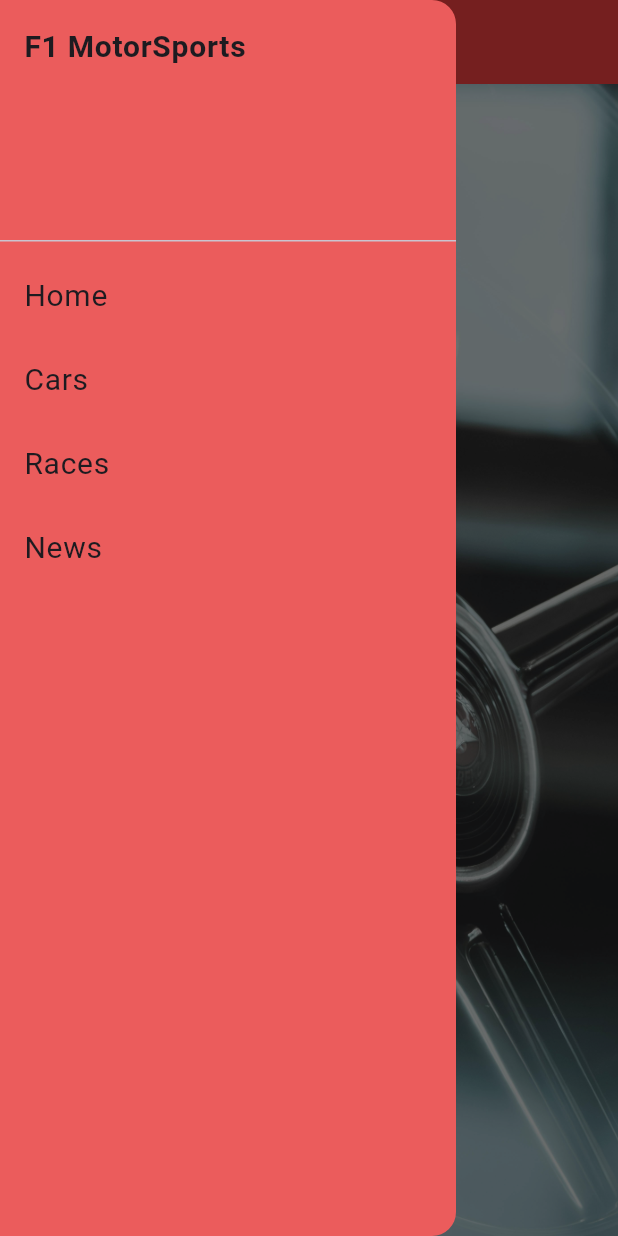
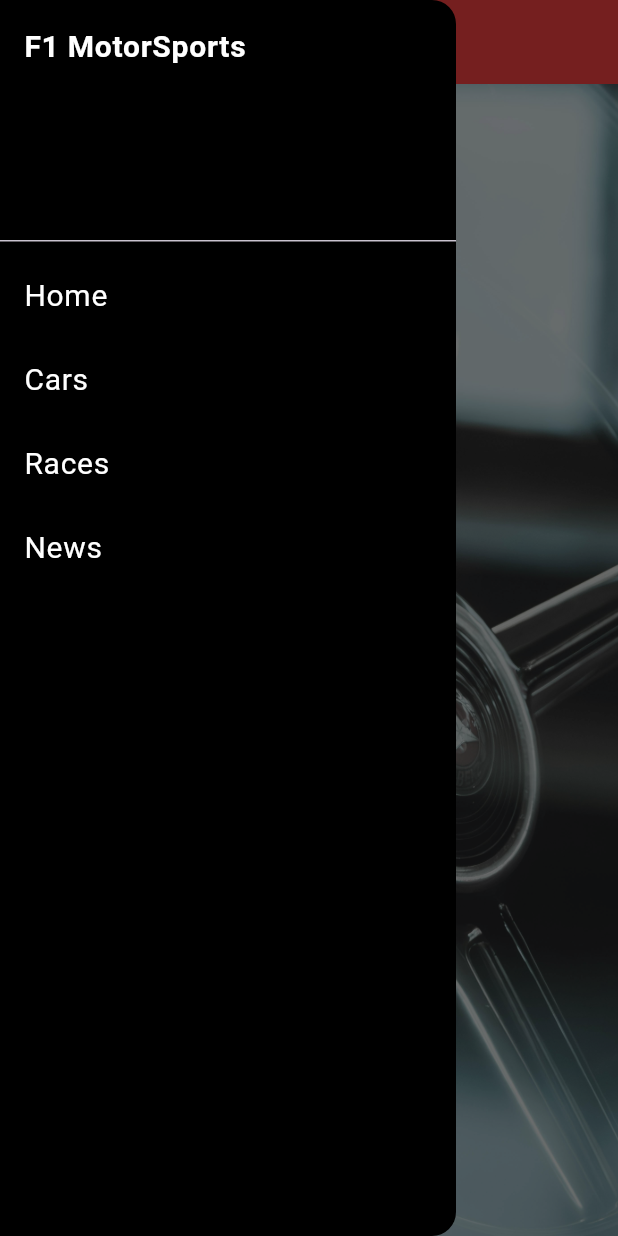
Before and after one commit to DurraizAli/F1-motorsports-, a Flutter app: the screen it shows after launch, with the side drawer open, on a phone screen of 412 x 824 dp. Run offline on Flutter 3.47's test engine with Material 3 defaults, Android fonts, the light colour scheme and no system bars.

Commit message:
nav change

```diff
--- a/lib/common/navbar.dart
+++ b/lib/common/navbar.dart
@@ -8,7 +8,7 @@ class navbars extends StatelessWidget {
   @override
   Widget build(BuildContext context)
   {
-    return Drawer(backgroundColor:Color.fromARGB(255, 235, 92, 92),
+    return Drawer(backgroundColor:const Color.fromARGB(255, 0, 0, 0),
     child: ListView(children: buildnavbar(context)
     ,)
     ,);
@@ -17,7 +17,7 @@ class navbars extends StatelessWidget {
   List<Widget> buildnavbar (BuildContext context)
   {
     List<Widget> menuItems= [];
-    menuItems.add(const DrawerHeader(child: Text('F1 MotorSports', style: TextStyle(fontSize: 20, fontWeight: FontWeight.bold),)
+    menuItems.add(const DrawerHeader(child: Text('F1 MotorSports', style: TextStyle(fontSize: 20, fontWeight: FontWeight.bold,color: Colors.white),)
     ));
 
     final Set<String> menuTitles={ //set will be in capital S
@@ -26,10 +26,10 @@ class navbars extends StatelessWidget {
       "Races",
       "News"
     };
-    menuTitles.forEach((element) {
+    for (var element in menuTitles) {
       menuItems.add(ListTile(
         title: Text(element,
-        style: const TextStyle(fontSize: 20),),
+        style: const TextStyle(fontSize: 20,color: Colors.white),),
         onTap: () {
           Widget screen = Container();
           switch (element) {
@@ -51,7 +51,7 @@ class navbars extends StatelessWidget {
               .push(MaterialPageRoute(builder: (context) => screen));
         },
       ));
-     });
+     }
     return menuItems;
   }
 }
```
